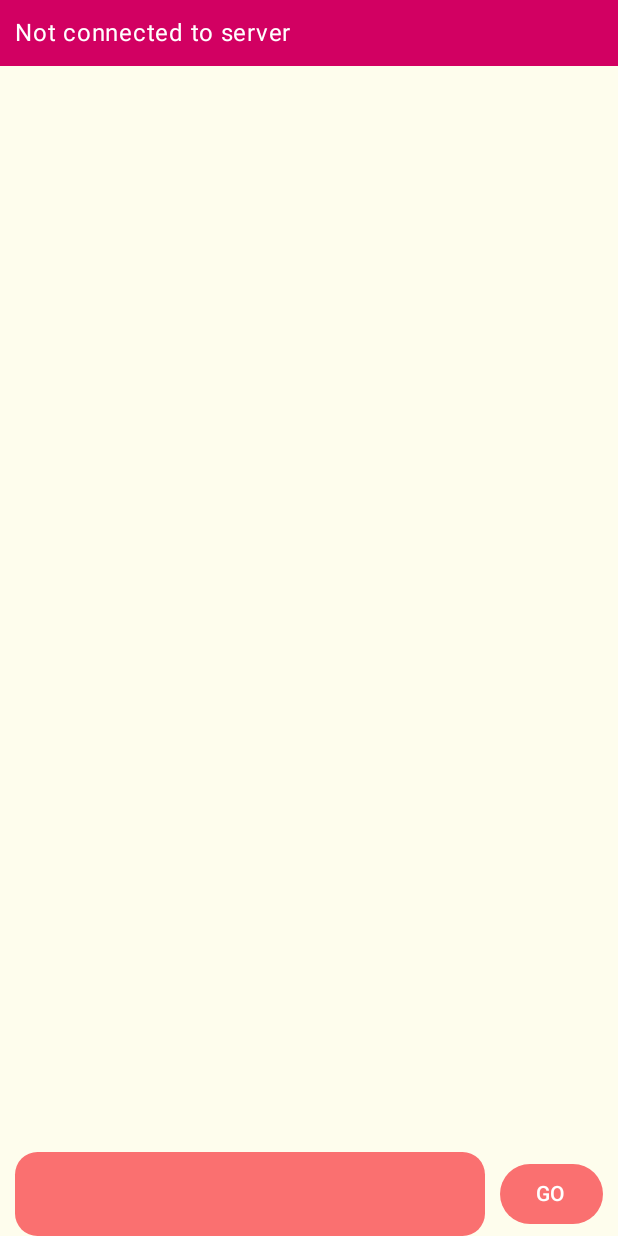
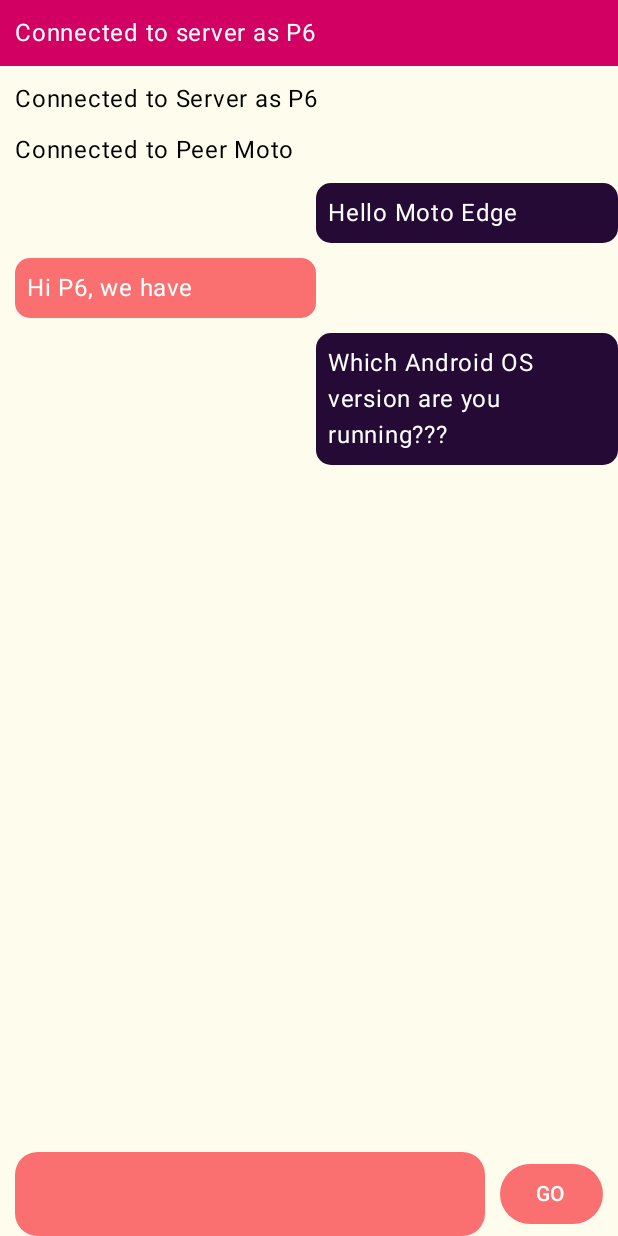
Before and after one commit to Dalakoti07/everthing-rtc, an Android app built with Jetpack Compose: the @Preview function GreetingPreview, on a phone screen of 412 x 824 dp. Run offline under Robolectric (Android 15) with nearby library versions, the phone set to English and light mode, and no system bars; libraries missing offline, so code that uses them is left out: org.webrtc.

Commit message:
MODIFIED: UI changes completed

```diff
--- a/file-transfer/app/src/main/java/com/dalakoti07/wrtc/ft/MainActivity.kt
+++ b/file-transfer/app/src/main/java/com/dalakoti07/wrtc/ft/MainActivity.kt
@@ -21,6 +21,8 @@
 import androidx.compose.material3.TextFieldDefaults
 import androidx.compose.runtime.Composable
 import androidx.compose.runtime.LaunchedEffect
+import androidx.compose.runtime.MutableState
+import androidx.compose.runtime.State
 import androidx.compose.runtime.collectAsState
 import androidx.compose.runtime.getValue
 import androidx.compose.runtime.mutableStateOf
@@ -39,6 +41,7 @@
 import com.dalakoti07.wrtc.ft.rtc.MessageType
 import com.dalakoti07.wrtc.ft.ui.theme.FiletransferappTheme
 import kotlinx.coroutines.flow.Flow
+import kotlinx.coroutines.flow.MutableStateFlow
 import kotlinx.coroutines.flow.collectLatest
 
 private const val TAG = "MainActivity"
@@ -68,17 +71,8 @@
 
 @Composable
 fun MainScreen() {
-    var yourName by remember {
-        mutableStateOf("")
-    }
-    var connectTo by remember {
-        mutableStateOf("")
-    }
-    var chatMessage by remember {
-        mutableStateOf("")
-    }
     val viewModel = viewModel(modelClass = MainViewModel::class.java)
-    val state = viewModel.state.collectAsState()
+    val state by viewModel.state.collectAsState()
     val events = rememberFlowWithLifecycle(flow = viewModel.oneTimeEvents)
     var showIncomingRequestDialog by remember {
         mutableStateOf(false)
@@ -106,8 +100,32 @@
                 )
                 showIncomingRequestDialog = false
             },
-            inviteFrom = state.value.inComingRequestFrom,
+            inviteFrom = state.inComingRequestFrom,
         )
+    }
+    HomeScreenContent(
+        state = state,
+        dispatchAction = {
+            viewModel.dispatchAction(
+                it
+            )
+        },
+    )
+}
+
+@Composable
+fun HomeScreenContent(
+    state: MainScreenState,
+    dispatchAction: (MainActions) -> Unit = {},
+) {
+    var yourName by remember {
+        mutableStateOf("")
+    }
+    var connectTo by remember {
+        mutableStateOf("")
+    }
+    var chatMessage by remember {
+        mutableStateOf("")
     }
     Box(
         modifier = Modifier
@@ -119,10 +137,10 @@
         LazyColumn(
             content = {
                 item {
-                    if(state.value.peerConnectionString.isEmpty()){
+                    if (state.peerConnectionString.isEmpty()) {
                         Text(
-                            text = if (state.value.isConnectedToServer)
-                                "Connected to server as ${state.value.connectedAs}"
+                            text = if (state.isConnectedToServer)
+                                "Connected to server as ${state.connectedAs}"
                             else "Not connected to server",
                             modifier = Modifier
                                 .align(
@@ -137,9 +155,9 @@
                                 ),
                             color = Color.White,
                         )
-                    }else{
+                    } else {
                         Text(
-                            text = state.value.peerConnectionString,
+                            text = state.peerConnectionString,
                             modifier = Modifier
                                 .align(
                                     Alignment.TopCenter,
@@ -155,10 +173,10 @@
                         )
                     }
                 }
-                items(state.value.messagesFromServer.size) {
-                    val current = state.value.messagesFromServer[it]
-                    when(current){
-                        is MessageType.Info->{
+                items(state.messagesFromServer.size) {
+                    val current = state.messagesFromServer[it]
+                    when (current) {
+                        is MessageType.Info -> {
                             Text(
                                 text = current.msg,
                                 modifier = Modifier
@@ -169,7 +187,7 @@
                                     .fillMaxWidth()
                             )
                         }
-                        is MessageType.MessageByMe->{
+                        is MessageType.MessageByMe -> {
                             Row(
                                 modifier = Modifier
                                     .padding(
@@ -178,19 +196,28 @@
                                     )
                                     .fillMaxWidth(),
                             ) {
-                                Box(modifier = Modifier.fillMaxWidth(1f))
+                                Box(
+                                    modifier = Modifier
+                                        .fillMaxWidth()
+                                        .weight(1f)
+                                )
                                 Text(
                                     text = current.msg,
                                     modifier = Modifier
-                                        .fillMaxWidth(1f)
+                                        .fillMaxWidth()
+                                        .weight(1f)
                                         .background(
-                                            color = Color(0xFF240A34)
+                                            color = Color(0xFF240A34),
+                                            shape = RoundedCornerShape(10.dp)
+                                        )
+                                        .padding(
+                                            8.dp,
                                         ),
                                     color = Color.White,
                                 )
                             }
                         }
-                        is MessageType.MessageByPeer->{
+                        is MessageType.MessageByPeer -> {
                             Row(
                                 modifier = Modifier
                                     .padding(
@@ -202,13 +229,22 @@
                                 Text(
                                     text = current.msg,
                                     modifier = Modifier
-                                        .fillMaxWidth(1f)
+                                        .fillMaxWidth()
+                                        .weight(1f)
                                         .background(
                                             color = Color(0xFFFA7070),
+                                            shape = RoundedCornerShape(10.dp)
+                                        )
+                                        .padding(
+                                            8.dp,
                                         ),
                                     color = Color.White,
                                 )
-                                Box(modifier = Modifier.fillMaxWidth(1f))
+                                Box(
+                                    modifier = Modifier
+                                        .fillMaxWidth()
+                                        .weight(1f)
+                                )
                             }
                         }
 
@@ -222,7 +258,7 @@
                 Alignment.BottomCenter,
             ),
         ) {
-            if(state.value.isRtcEstablished){
+            if (state.isRtcEstablished) {
                 Row(
                     verticalAlignment = Alignment.CenterVertically,
                     modifier = Modifier.padding(
@@ -247,7 +283,7 @@
                     )
                     Button(
                         onClick = {
-                            viewModel.dispatchAction(
+                            dispatchAction(
                                 MainActions.SendChatMessage(chatMessage)
                             )
                         },
@@ -263,7 +299,7 @@
                         Text(text = "Chat")
                     }
                 }
-            }else{
+            } else {
                 Row(
                     verticalAlignment = Alignment.CenterVertically,
                     modifier = Modifier.padding(
@@ -272,13 +308,13 @@
                 ) {
                     TextField(
                         modifier = Modifier.weight(1f),
-                        value = if (state.value.connectedAs.isNotEmpty()) {
+                        value = if (state.connectedAs.isNotEmpty()) {
                             connectTo
                         } else {
                             yourName
                         },
                         onValueChange = {
-                            if (state.value.connectedAs.isNotEmpty()) {
+                            if (state.connectedAs.isNotEmpty()) {
                                 connectTo = it
                             } else {
                                 yourName = it
@@ -294,12 +330,12 @@
                     )
                     Button(
                         onClick = {
-                            if (state.value.connectedAs.isNotEmpty()) {
-                                viewModel.dispatchAction(
+                            if (state.connectedAs.isNotEmpty()) {
+                                dispatchAction(
                                     MainActions.ConnectToUser(connectTo)
                                 )
                             } else {
-                                viewModel.dispatchAction(
+                                dispatchAction(
                                     MainActions.ConnectAs(yourName)
                                 )
                             }
@@ -394,6 +430,11 @@
 @Composable
 fun GreetingPreview() {
     FiletransferappTheme {
-        MainScreen()
+        val state by remember {
+            mutableStateOf(MainScreenState.forPreview())
+        }
+        HomeScreenContent(
+            state = state,
+        )
     }
 }
--- a/file-transfer/app/src/main/java/com/dalakoti07/wrtc/ft/MainStateHolder.kt
+++ b/file-transfer/app/src/main/java/com/dalakoti07/wrtc/ft/MainStateHolder.kt
@@ -10,7 +10,24 @@
     val inComingRequestFrom: String = "",
     val isRtcEstablished: Boolean = false,
     val peerConnectionString: String = "",
-)
+) {
+    companion object {
+        fun forPreview(): MainScreenState {
+            return MainScreenState(
+                isConnectedToServer = true,
+                isConnectToPeer = "Moto",
+                connectedAs = "P6",
+                messagesFromServer = listOf(
+                    MessageType.Info("Connected to Server as P6"),
+                    MessageType.Info("Connected to Peer Moto"),
+                    MessageType.MessageByMe("Hello Moto Edge"),
+                    MessageType.MessageByPeer("Hi P6, we have"),
+                    MessageType.MessageByMe("Which Android OS version are you running???"),
+                ),
+            )
+        }
+    }
+}
 
 sealed class MainActions {
     data class ConnectAs(val name: String) : MainActions()
--- a/file-transfer/app/src/main/java/com/dalakoti07/wrtc/ft/MainViewModel.kt
+++ b/file-transfer/app/src/main/java/com/dalakoti07/wrtc/ft/MainViewModel.kt
@@ -169,6 +169,9 @@
                         )
                     }
                 }
+                if(it is MessageType.MessageByMe){
+                    Log.d(TAG, "consumeEventsFromRTC: ${it.msg}")
+                }
                 sendMessageToUi(msg = it)
             }
         }
```
